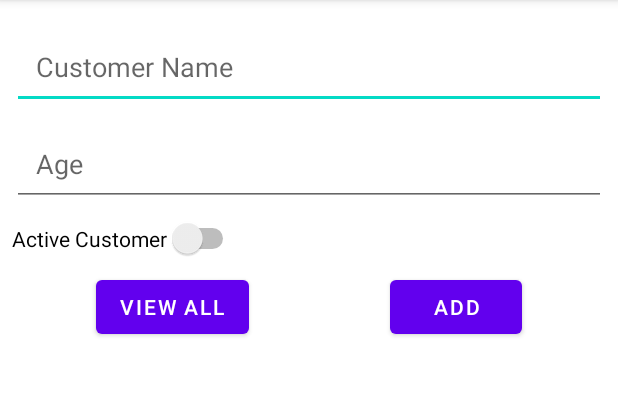
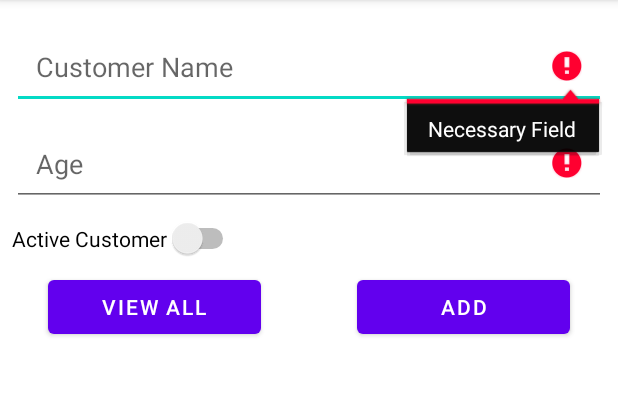
Before and after one commit to fsampson30/SqliteStudy, an Android app: the screen it shows after launch (MainActivity), after a tap on "ADD", on a phone screen of 412 x 824 dp, the part 84-480 px from its top. Run offline under Robolectric (Android 15) with nearby library versions, the phone set to English and light mode, and no system bars.

```diff
--- /dev/null
+++ b/app/src/main/java/com/sampson/sqlitestudy/DataBaseContract.kt
@@ -0,0 +1,4 @@
+package com.sampson.sqlitestudy
+
+object DataBaseContract {
+}
--- a/app/src/main/java/com/sampson/sqlitestudy/MainActivity.kt
+++ b/app/src/main/java/com/sampson/sqlitestudy/MainActivity.kt
@@ -6,7 +6,10 @@ import android.widget.Button
 import android.widget.EditText
 import android.widget.Switch
 import android.widget.Toast
+import androidx.recyclerview.widget.LinearLayoutManager
 import androidx.recyclerview.widget.RecyclerView
+
+const val TAG = "MainActivity"
 
 class MainActivity : AppCompatActivity() {
 
@@ -16,6 +19,8 @@ class MainActivity : AppCompatActivity() {
     private lateinit var btnViewAll: Button
     private lateinit var btnAdd: Button
     private lateinit var rvItems: RecyclerView
+    private lateinit var person: Person
+    private lateinit var adapter: PersonAdapter
 
 
     override fun onCreate(savedInstanceState: Bundle?) {
@@ -27,15 +32,49 @@ class MainActivity : AppCompatActivity() {
         switch = findViewById(R.id.switchActiveCustomer)
         btnViewAll = findViewById(R.id.btnViewAll)
         btnAdd = findViewById(R.id.btnAdd)
-        rvItems = findViewById(R.id.rvItens)
+        rvItems = findViewById(R.id.rvItems)
+
+        adapter = PersonAdapter(mutableListOf())
+        rvItems.adapter = adapter
+        rvItems.layoutManager = LinearLayoutManager(this)
+
 
         btnViewAll.setOnClickListener {
             Toast.makeText(this, "View All", Toast.LENGTH_SHORT).show()
         }
 
         btnAdd.setOnClickListener {
-            Toast.makeText(this, "Add", Toast.LENGTH_SHORT).show()
+            if (validateFields()){
+                adapter.addPerson(captureFields())
+                clearFields()
+            } else {
+                etName.error = getString(R.string.necessary_field)
+                etAge.error = getString(R.string.necessary_field)
+
+            }
+
+        }
+
+        rvItems.setOnClickListener { position ->
+            adapter.removePerson(position.id)
+            Toast.makeText(this, position.id.toString(), Toast.LENGTH_LONG).show()
         }
 
     }
+
+    fun captureFields(): Person {
+        person = Person(1, etName.text.toString(), etAge.text.toString().toInt(), switch.isChecked)
+        return person
+    }
+
+    fun clearFields() {
+        etName.text.clear()
+        etAge.text.clear()
+        switch.isChecked = false
+        etName.requestFocus()
+    }
+
+    fun validateFields(): Boolean{
+        return !(etName.text.isEmpty() || etAge.text.isEmpty())
+    }
 }
--- a/app/src/main/res/layout/activity_main.xml
+++ b/app/src/main/res/layout/activity_main.xml
@@ -34,6 +34,7 @@
         android:ems="10"
         android:hint="@string/age"
         android:inputType="number|textPersonName"
+        android:maxLength="2"
         android:padding="16dp"
         app:layout_constraintEnd_toEndOf="parent"
         app:layout_constraintStart_toStartOf="parent"
@@ -53,9 +54,11 @@
         android:id="@+id/btnViewAll"
         android:layout_width="0dp"
         android:layout_height="wrap_content"
-        android:layout_marginStart="64dp"
+        android:layout_marginStart="32dp"
         android:layout_marginTop="8dp"
+        android:layout_marginEnd="32dp"
         android:text="@string/view_all"
+        app:layout_constraintEnd_toStartOf="@id/btnAdd"
         app:layout_constraintStart_toStartOf="parent"
         app:layout_constraintTop_toBottomOf="@+id/switchActiveCustomer" />
 
@@ -63,18 +66,24 @@
         android:id="@+id/btnAdd"
         android:layout_width="0dp"
         android:layout_height="wrap_content"
+        android:layout_marginStart="32dp"
         android:layout_marginTop="8dp"
-        android:layout_marginEnd="64dp"
+        android:layout_marginEnd="32dp"
         android:text="@string/add"
         app:layout_constraintEnd_toEndOf="parent"
+        app:layout_constraintHorizontal_bias="1.0"
+        app:layout_constraintStart_toEndOf="@+id/btnViewAll"
         app:layout_constraintTop_toBottomOf="@+id/switchActiveCustomer" />
 
     <androidx.recyclerview.widget.RecyclerView
-        android:id="@+id/rvItens"
-        android:layout_width="409dp"
-        android:layout_height="502dp"
-        android:layout_marginStart="1dp"
-        android:layout_marginEnd="1dp"
+        android:id="@+id/rvItems"
+        android:layout_width="0dp"
+        android:layout_height="0dp"
+        android:layout_marginStart="8dp"
+        android:layout_marginTop="8dp"
+        android:layout_marginEnd="8dp"
+        android:layout_marginBottom="8dp"
+        android:padding="8dp"
         app:layout_constraintBottom_toBottomOf="parent"
         app:layout_constraintEnd_toEndOf="parent"
         app:layout_constraintStart_toStartOf="parent"
--- a/app/src/main/res/values/strings.xml
+++ b/app/src/main/res/values/strings.xml
@@ -6,4 +6,5 @@
     <string name="active_customer">Active Customer</string>
     <string name="view_all">VIEW ALL</string>
     <string name="add">ADD</string>
+    <string name="necessary_field">Necessary Field</string>
 </resources>
```
Also changed, not shown: app/src/main/java/com/sampson/sqlitestudy/DataBaseHelper.kt (added, +22 -0 lines), app/src/main/java/com/sampson/sqlitestudy/Person.kt (added, +12 -0 lines), app/src/main/java/com/sampson/sqlitestudy/PersonAdapter.kt (added, +37 -0 lines), app/src/main/res/layout/person_item.xml (added, +20 -0 lines).
